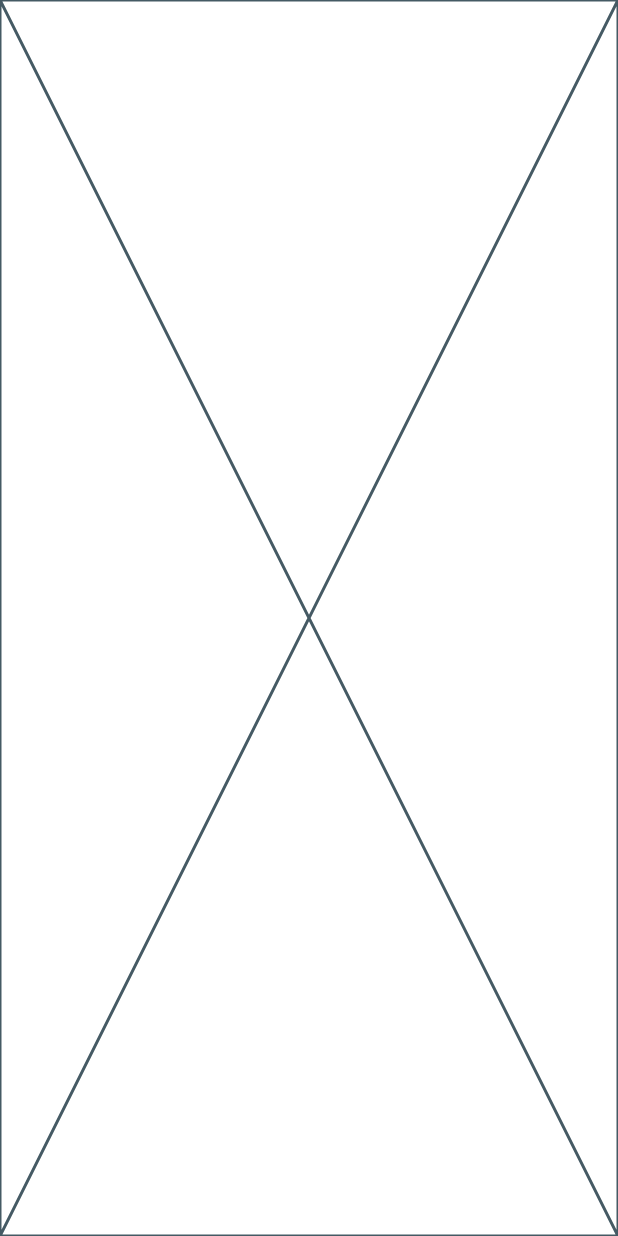
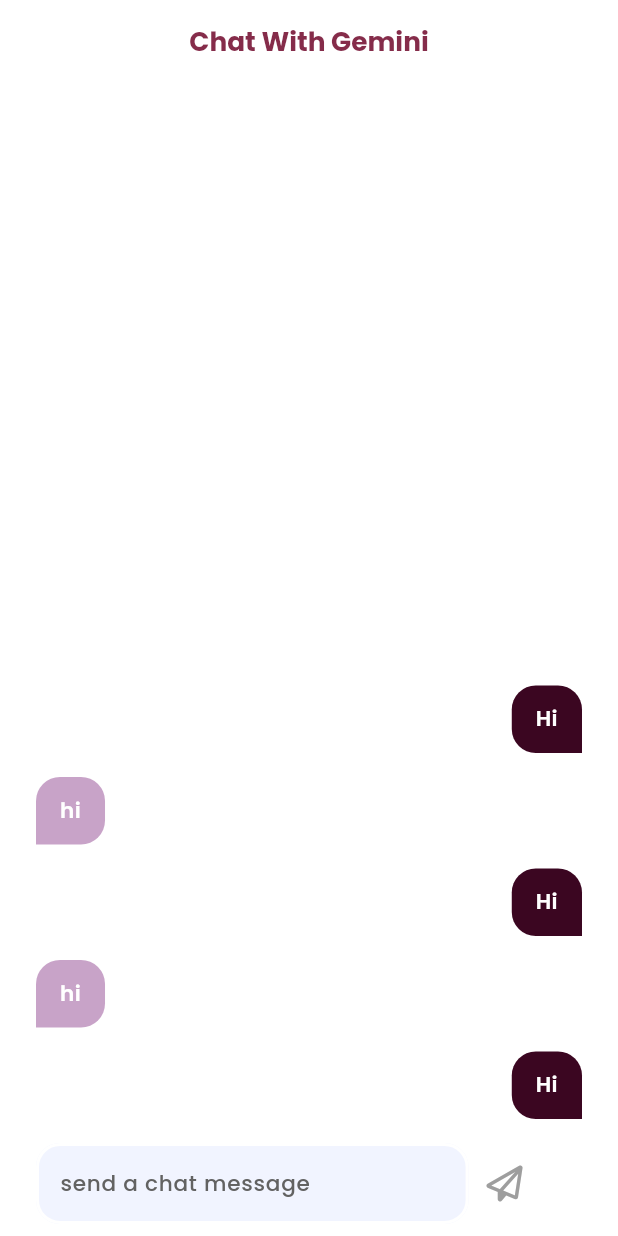
Before and after one commit to ElDaly15/Gemini-Bot, a Flutter app: the screen it shows after launch, on a phone screen of 412 x 824 dp. Run offline on Flutter 3.47's test engine with Material 3 defaults, Android fonts, the phone set to English and light mode, and no system bars; our stand-ins replace font_awesome_flutter.

Commit message:
Add Poppins Font and Chat View Implementation
This commit introduces the Poppins font family to the project, including various font weights such as Regular, Medium, SemiBold, Bold, and ExtraBold. The fonts are added to the assets and configured in the `pubspec.yaml` file. Additionally, a new `styles.dart` file is created in the `core/utils` directory to manage text styles using the Poppins font.

The main feature added in this commit is the implementation of the Chat View, which includes the following components:
- A `ChatView` widget that serves as the main chat interface.
- Custom chat bubbles (`ChatWidgetBubble` and `ChatWidgetBubblefriend`) for displaying messages.
- A `CustomTextField` widget for inputting chat messages.
- Integration of the FontAwesomeIcons package for the send button icon.

The `ChatView` widget includes a responsive design with a scrollable chat history and a text input field at the bottom. The chat bubbles are styled to differentiate between user and bot messages. The `CustomTextField` widget is designed to handle chat input with validation and password visibility toggling.

This commit also updates the `pubspec.yaml` file to include the necessary dependencies and font configurations. The `main.dart` file is updated to remove the debug banner and set the `ChatView` as the home screen.

```diff
--- a/lib/featuers/chat/presentation/views/chat_view.dart
+++ b/lib/featuers/chat/presentation/views/chat_view.dart
@@ -1,10 +1,117 @@
 import 'package:flutter/material.dart';
+import 'package:font_awesome_flutter/font_awesome_flutter.dart';
+import 'package:gemini_chat_bot/core/utils/styles.dart';
+import 'package:gemini_chat_bot/featuers/chat/presentation/views/widgets/chat_bubble.dart';
+import 'package:gemini_chat_bot/featuers/chat/presentation/views/widgets/custom_text_field.dart';
 
-class ChatView extends StatelessWidget {
-  const ChatView({super.key});
+class ChatView extends StatefulWidget {
+  const ChatView({
+    super.key,
+  });
+
+  @override
+  State<ChatView> createState() => _UsersChatViewState();
+}
+
+class _UsersChatViewState extends State<ChatView> {
+  TextEditingController controller = TextEditingController();
+  final ScrollController _scrollController = ScrollController();
+  TextEditingController textEditingController = TextEditingController();
+  final FocusNode _focusNode = FocusNode();
+
+  String? text;
+
+  // Dummy chat data for example
+
+  @override
+  void initState() {
+    super.initState();
+  }
+
+  @override
+  void dispose() {
+    super.dispose();
+    textEditingController.dispose();
+    _focusNode.dispose();
+  }
 
   @override
   Widget build(BuildContext context) {
-    return const Placeholder();
+    return Scaffold(
+      appBar: AppBar(
+        backgroundColor: Colors.white,
+        centerTitle: true,
+        title: Text(
+          'Chat With Gemini',
+          style: Style.font22Bold(context)
+              .copyWith(color: const Color.fromARGB(255, 133, 44, 74)),
+        ),
+      ),
+      backgroundColor: const Color(0xffffffff),
+      body: Padding(
+        padding: const EdgeInsets.symmetric(horizontal: 16),
+        child: Column(
+          children: [
+            const SafeArea(
+              child: SizedBox(),
+            ),
+            Expanded(
+              child: ListView.builder(
+                reverse: true,
+                controller: _scrollController,
+                itemCount: 5,
+                itemBuilder: (context, index) {
+                  return index % 2 == 0
+                      ? ChatWidgetBubble(msg: 'Hi')
+                      : ChatWidgetBubblefriend(msg: 'hi');
+                },
+              ),
+            ),
+            Container(
+              padding: const EdgeInsets.symmetric(horizontal: 8, vertical: 8),
+              color: Colors.white,
+              child: Row(
+                children: [
+                  SizedBox(
+                    width: MediaQuery.of(context).size.width * 0.7,
+                    child: CustomTextField(
+                      onFieldSubmitted: (msg) {},
+                      focusNode: _focusNode,
+                      hintTitle: 'send a chat message',
+                      textEditingController: textEditingController,
+                      obscure: false,
+                      onSubmit: (value) {
+                        text = value;
+                        setState(() {});
+                      },
+                      isPassword: false,
+                    ),
+                  ),
+                  IconButton(
+                    onPressed: text == null || text == ''
+                        ? null
+                        : () {
+                            textEditingController.clear();
+                            // Simulate message send, add new message
+                            setState(() {});
+                            _focusNode.unfocus();
+                            text = '';
+                          },
+                    icon: Icon(
+                      FontAwesomeIcons.paperPlane,
+                      color: text == null || text == ''
+                          ? Colors.grey
+                          : Color.fromARGB(255, 46, 4, 48),
+                    ),
+                  ),
+                ],
+              ),
+            )
+          ],
+        ),
+      ),
+    );
   }
 }
+
+// Dummy message model class
--- /dev/null
+++ b/lib/featuers/chat/presentation/views/widgets/chat_bubble.dart
@@ -0,0 +1,57 @@
+import 'package:flutter/material.dart';
+
+import '../../../../../core/utils/styles.dart';
+
+class ChatWidgetBubble extends StatelessWidget {
+  const ChatWidgetBubble({super.key, required this.msg});
+  final String msg;
+  @override
+  Widget build(BuildContext context) {
+    return Align(
+      alignment: Alignment.centerRight,
+      child: Container(
+          margin: const EdgeInsets.all(8),
+          padding: const EdgeInsets.symmetric(horizontal: 16, vertical: 12),
+          decoration: const BoxDecoration(
+              color: Color.fromARGB(255, 59, 6, 33),
+              borderRadius: BorderRadius.only(
+                topLeft: Radius.circular(16),
+                topRight: Radius.circular(16),
+                bottomLeft: Radius.circular(16),
+              )),
+          child: Text(
+            msg,
+            style: Style.font18SemiBold(context).copyWith(color: Colors.white),
+            textAlign: TextAlign.center,
+          )),
+    );
+  }
+}
+
+class ChatWidgetBubblefriend extends StatelessWidget {
+  const ChatWidgetBubblefriend({super.key, required this.msg});
+  final String msg;
+
+  @override
+  Widget build(BuildContext context) {
+    return Align(
+      alignment: Alignment.centerLeft,
+      child: Container(
+        margin: const EdgeInsets.all(8),
+        padding: const EdgeInsets.symmetric(horizontal: 16, vertical: 12),
+        decoration: BoxDecoration(
+            color: const Color.fromARGB(255, 146, 72, 146).withOpacity(0.5),
+            borderRadius: const BorderRadius.only(
+              topLeft: Radius.circular(16),
+              topRight: Radius.circular(16),
+              bottomRight: Radius.circular(16),
+            )),
+        child: Text(
+          msg,
+          style: Style.font18SemiBold(context).copyWith(color: Colors.white),
+          textAlign: TextAlign.center,
+        ),
+      ),
+    );
+  }
+}
--- /dev/null
+++ b/lib/featuers/chat/presentation/views/widgets/custom_text_field.dart
@@ -0,0 +1,107 @@
+import 'package:flutter/material.dart';
+
+import '../../../../../core/utils/styles.dart';
+
+// ignore: must_be_immutable
+class CustomTextField extends StatefulWidget {
+  CustomTextField(
+      {super.key,
+      required this.hintTitle,
+      required this.obscure,
+      required this.onSubmit,
+      required this.isPassword,
+      required this.textEditingController,
+      required this.focusNode,
+      required this.onFieldSubmitted});
+  final String hintTitle;
+  final TextEditingController textEditingController;
+  final FocusNode focusNode;
+  final Function(String)? onFieldSubmitted;
+  bool obscure;
+
+  final Function(String)? onSubmit;
+  final bool isPassword;
+
+  @override
+  State<CustomTextField> createState() => _CustomTextFieldState();
+}
+
+class _CustomTextFieldState extends State<CustomTextField> {
+  bool checkPassword = false;
+
+  @override
+  Widget build(BuildContext context) {
+    return TextSelectionTheme(
+      data: TextSelectionThemeData(
+        cursorColor: Color.fromARGB(255, 46, 4, 48), // Cursor color
+        selectionColor: Color.fromARGB(255, 46, 4, 48).withOpacity(0.54),
+        // Selection highlight color
+        selectionHandleColor: Color.fromARGB(255, 46, 4, 48), // Handle color
+      ),
+      child: TextFormField(
+        focusNode: widget.focusNode,
+        controller: widget.textEditingController,
+        validator: (value) {
+          if (value == null || value.isEmpty) {
+            return 'This Field Is Required';
+          }
+          if (value.length < 10) {
+            return 'Post Must Be At Least 10 Characters';
+          }
+          if (value.length > 220) {
+            return 'Post Must Be At Most 220 Characters';
+          }
+          return null;
+        },
+        onChanged: widget.onSubmit,
+        onFieldSubmitted: widget.onFieldSubmitted,
+
+        minLines: 1, // Minimum number of lines
+        maxLines: null, // Allows the field to grow dynamically
+        style: Style.font18Medium(context),
+        decoration: InputDecoration(
+            suffixIcon: widget.isPassword
+                ? IconButton(
+                    onPressed: () {
+                      setState(() {
+                        checkPassword = !checkPassword;
+                        widget.obscure = !checkPassword;
+                      });
+                    },
+                    icon: checkPassword
+                        ? const Icon(
+                            Icons.remove_red_eye_outlined,
+                            color: Color.fromARGB(255, 0, 13, 95),
+                          )
+                        : const Icon(
+                            Icons.remove_red_eye,
+                            color: Color.fromARGB(255, 46, 4, 48),
+                          ),
+                  )
+                : null,
+            hintText: widget.hintTitle,
+            hintStyle: Style.font18Medium(context)
+                .copyWith(color: const Color(0xff626262)),
+            fillColor: const Color(0xffF1F4FF),
+            filled: true,
+            border: OutlineInputBorder(
+              borderRadius: BorderRadius.circular(16),
+              borderSide: const BorderSide(
+                  color: Color.fromARGB(255, 46, 4, 48), width: 2),
+            ),
+            focusedBorder: OutlineInputBorder(
+              borderRadius: BorderRadius.circular(16),
+              borderSide: const BorderSide(
+                  color: Color.fromARGB(255, 46, 4, 48), width: 2),
+            ),
+            enabledBorder: OutlineInputBorder(
+              borderRadius: BorderRadius.circular(16),
+              borderSide: const BorderSide(color: Colors.white, width: 2),
+            ),
+            errorStyle: Style.font14Bold(context).copyWith(color: Colors.red)),
+        cursorColor: const Color.fromARGB(255, 61, 7, 63),
+        obscureText: widget.obscure,
+      ),
+    );
+  }
+}
--- a/lib/main.dart
+++ b/lib/main.dart
@@ -11,6 +11,7 @@
   @override
   Widget build(BuildContext context) {
     return MaterialApp(
+      debugShowCheckedModeBanner: false,
       home: ChatView(),
     );
   }
```
Also changed, not shown: lib/core/utils/styles.dart (added, +276 -0 lines), pubspec.yaml (+19 -25 lines), assets/fonts/Poppins-Bold.ttf (added), assets/fonts/Poppins-ExtraBold.ttf (added), assets/fonts/Poppins-Medium.ttf (added), assets/fonts/Poppins-Regular.ttf (added), assets/fonts/Poppins-SemiBold.ttf (added), pubspec.lock.
